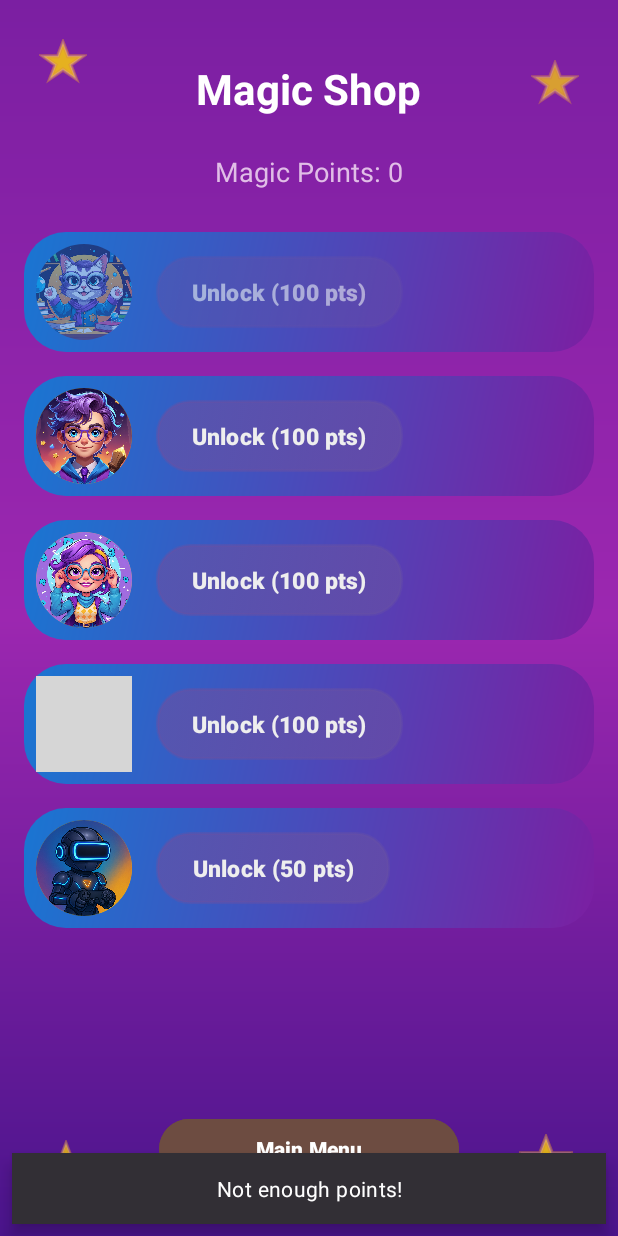
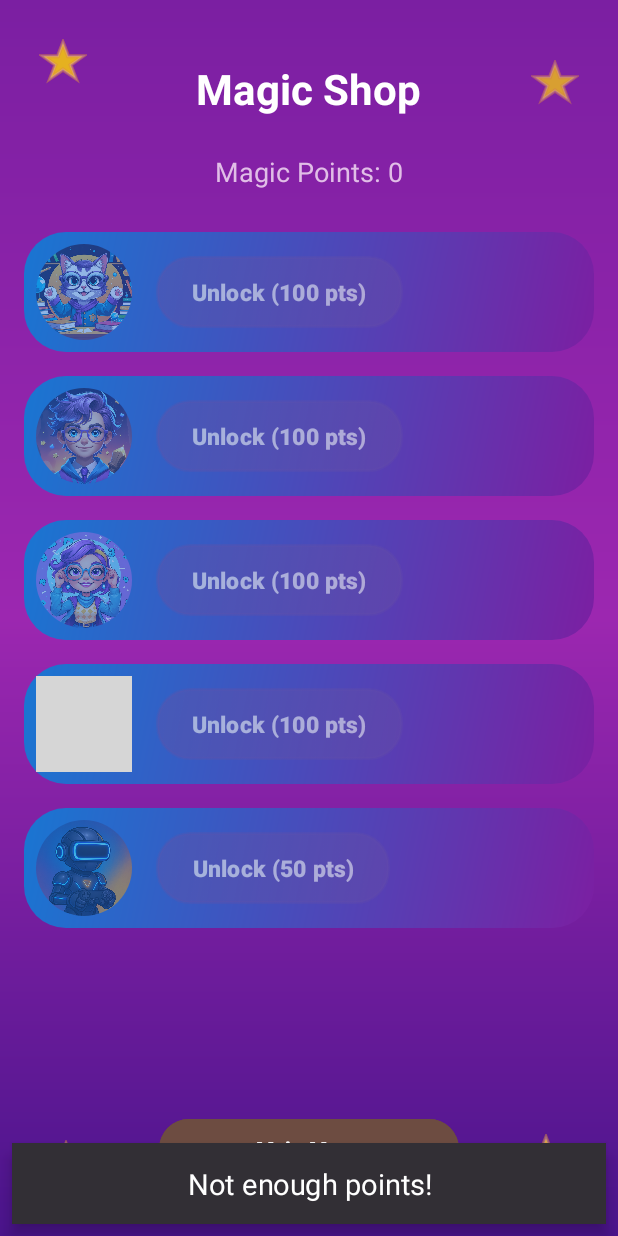
Before and after one commit to Ornella-Gigante/Math-Magic, an Android app: the MagicShopActivity screen opened directly, with no data from a screen before it, after a tap on "Avatar 1", on a phone screen of 412 x 824 dp. Run offline under Robolectric (Android 15) with nearby library versions, the phone set to English and light mode, and no system bars; grey boxes are pictures that could not be loaded.

Commit message:
feat: enable unlocking and feedback for all avatars in MagicShopActivity

```diff
--- a/app/src/main/java/es/nellagames/myapplication/MagicShopActivity.java
+++ b/app/src/main/java/es/nellagames/myapplication/MagicShopActivity.java
@@ -14,10 +14,10 @@ import androidx.appcompat.app.AppCompatActivity;
 public class MagicShopActivity extends AppCompatActivity {
 
     private int magicPoints;
-    private boolean avatar1Unlocked;
+    private boolean avatar1Unlocked, avatar2Unlocked, avatar3Unlocked, avatar4Unlocked, avatar5Unlocked;
     private TextView pointsView;
-    private Button unlockAvatar1;
-    private ImageView avatar1;
+    private Button unlockAvatar1, unlockAvatar2, unlockAvatar3, unlockAvatar4, unlockAvatar5;
+    private ImageView avatar1, avatar2, avatar3, avatar4, avatar5;
     private MediaPlayer magicShopPlayer;
 
     @Override
@@ -31,64 +31,88 @@ public class MagicShopActivity extends AppCompatActivity {
 
         pointsView = findViewById(R.id.text_points);
         unlockAvatar1 = findViewById(R.id.button_unlock_avatar1);
+        unlockAvatar2 = findViewById(R.id.button_unlock_avatar2);
+        unlockAvatar3 = findViewById(R.id.button_unlock_avatar3);
+        unlockAvatar4 = findViewById(R.id.button_unlock_avatar4);
+        unlockAvatar5 = findViewById(R.id.button_unlock_avatar5);
         avatar1 = findViewById(R.id.avatar1);
+        avatar2 = findViewById(R.id.avatar2);
+        avatar3 = findViewById(R.id.avatar3);
+        avatar4 = findViewById(R.id.avatar4);
+        avatar5 = findViewById(R.id.avatar5);
 
         Button mainMenuButton = findViewById(R.id.button_main_menu);
-        mainMenuButton.setOnClickListener(new View.OnClickListener() {
-            @Override
-            public void onClick(View v) {
+        mainMenuButton.setOnClickListener(v -> {
             Intent intent = new Intent(MagicShopActivity.this, MainActivity.class);
             startActivity(intent);
             finish();
-            }
         });
 
         refreshShop();
 
-        // Listener for avatar image tap
-        avatar1.setOnClickListener(new View.OnClickListener() {
-            @Override
-            public void onClick(View v) {
-                handleUnlock(v);
-            }
-        });
+        avatar1.setOnClickListener(v -> unlockAvatar(1, 100, v));
+        avatar2.setOnClickListener(v -> unlockAvatar(2, 100, v));
+        avatar3.setOnClickListener(v -> unlockAvatar(3, 100, v));
+        avatar4.setOnClickListener(v -> unlockAvatar(4, 100, v));
+        avatar5.setOnClickListener(v -> unlockAvatar(5, 50, v));
 
-        // Listener for unlock button tap
-        unlockAvatar1.setOnClickListener(new View.OnClickListener() {
-            @Override
-            public void onClick(View v) {
-                handleUnlock(v);
-            }
-        });
+        unlockAvatar1.setOnClickListener(v -> unlockAvatar(1, 100, v));
+        unlockAvatar2.setOnClickListener(v -> unlockAvatar(2, 100, v));
+        unlockAvatar3.setOnClickListener(v -> unlockAvatar(3, 100, v));
+        unlockAvatar4.setOnClickListener(v -> unlockAvatar(4, 100, v));
+        unlockAvatar5.setOnClickListener(v -> unlockAvatar(5, 50, v));
     }
 
-    private void handleUnlock(View v) {
-        if (magicPoints >= 100 && !avatar1Unlocked) {
-            magicPoints -= 100;
-            avatar1Unlocked = true;
+    private void unlockAvatar(int avatarIndex, int cost, View v) {
+        if (magicPoints >= cost && !isAvatarUnlocked(avatarIndex)) {
+            magicPoints -= cost;
+            setAvatarUnlocked(avatarIndex, true);
             SharedPreferences prefs = getSharedPreferences("math_magic_prefs", MODE_PRIVATE);
             prefs.edit()
                     .putInt("magic_points", magicPoints)
-                    .putBoolean("avatar1_unlocked", true)
+                    .putBoolean(getAvatarKey(avatarIndex), true)
                     .apply();
             refreshShop();
-            Snackbar snackbar = Snackbar.make(v, "Avatar unlocked!", Snackbar.LENGTH_LONG);
+            showSnackbar(v, "Avatar unlocked!", true);
+        } else if (!isAvatarUnlocked(avatarIndex)) {
+            showSnackbar(v, "Not enough points!", false);
+        }
+    }
+
+    private boolean isAvatarUnlocked(int idx) {
+        switch (idx) {
+            case 1: return avatar1Unlocked;
+            case 2: return avatar2Unlocked;
+            case 3: return avatar3Unlocked;
+            case 4: return avatar4Unlocked;
+            case 5: return avatar5Unlocked;
+            default: return false;
+        }
+    }
+
+    private void setAvatarUnlocked(int idx, boolean unlocked) {
+        switch (idx) {
+            case 1: avatar1Unlocked = unlocked; break;
+            case 2: avatar2Unlocked = unlocked; break;
+            case 3: avatar3Unlocked = unlocked; break;
+            case 4: avatar4Unlocked = unlocked; break;
+            case 5: avatar5Unlocked = unlocked; break;
+        }
+    }
+
+    private String getAvatarKey(int idx) {
+        return "avatar" + idx + "_unlocked";
+    }
+
+    private void showSnackbar(View v, String message, boolean success) {
+        Snackbar snackbar = Snackbar.make(v, message, Snackbar.LENGTH_LONG);
         View sbView = snackbar.getView();
-            sbView.setBackgroundColor(0xFF43EA7F); // Green
+        sbView.setBackgroundColor(success ? 0xFF43EA7F : 0xFFE53935);
         TextView text = sbView.findViewById(com.google.android.material.R.id.snackbar_text);
         text.setTextColor(0xFFFFFFFF);
         text.setTextAlignment(View.TEXT_ALIGNMENT_CENTER);
         text.setTextSize(19f);
         snackbar.show();
-        } else if (!avatar1Unlocked) {
-            Snackbar snackbar = Snackbar.make(v, "Not enough points!", Snackbar.LENGTH_SHORT);
-            View sbView = snackbar.getView();
-            sbView.setBackgroundColor(0xFFE53935); // Red
-            TextView text = sbView.findViewById(com.google.android.material.R.id.snackbar_text);
-            text.setTextColor(0xFFFFFFFF);
-            text.setTextAlignment(View.TEXT_ALIGNMENT_CENTER);
-            snackbar.show();
-        }
     }
 
     @Override
@@ -121,18 +145,31 @@ public class MagicShopActivity extends AppCompatActivity {
         SharedPreferences prefs = getSharedPreferences("math_magic_prefs", MODE_PRIVATE);
         magicPoints = prefs.getInt("magic_points", 0);
         avatar1Unlocked = prefs.getBoolean("avatar1_unlocked", false);
+        avatar2Unlocked = prefs.getBoolean("avatar2_unlocked", false);
+        avatar3Unlocked = prefs.getBoolean("avatar3_unlocked", false);
+        avatar4Unlocked = prefs.getBoolean("avatar4_unlocked", false);
+        avatar5Unlocked = prefs.getBoolean("avatar5_unlocked", false);
 
         pointsView.setText("Magic Points: " + magicPoints);
-        if (avatar1Unlocked) {
-            unlockAvatar1.setEnabled(false);
-            unlockAvatar1.setAlpha(1.0f);
-            unlockAvatar1.setText("Unlocked!");
-            avatar1.setAlpha(1.0f);
+
+        updateAvatarUI(avatar1, unlockAvatar1, avatar1Unlocked, "Unlock (100 pts)", 100);
+        updateAvatarUI(avatar2, unlockAvatar2, avatar2Unlocked, "Unlock (100 pts)", 100);
+        updateAvatarUI(avatar3, unlockAvatar3, avatar3Unlocked, "Unlock (100 pts)", 100);
+        updateAvatarUI(avatar4, unlockAvatar4, avatar4Unlocked, "Unlock (100 pts)", 100);
+        updateAvatarUI(avatar5, unlockAvatar5, avatar5Unlocked, "Unlock (50 pts)", 50);
+    }
+
+    private void updateAvatarUI(ImageView avatar, Button button, boolean unlocked, String unlockText, int cost) {
+        if (unlocked) {
+            button.setEnabled(false);
+            button.setAlpha(1.0f);
+            button.setText("Unlocked!");
+            avatar.setAlpha(1.0f);
         } else {
-            unlockAvatar1.setEnabled(true);
-            unlockAvatar1.setAlpha(0.6f); // Slightly dimmed
-            unlockAvatar1.setText("Unlock (100 pts)");
-            avatar1.setAlpha(0.5f);
+            button.setEnabled(true);
+            button.setAlpha(0.6f);
+            button.setText(unlockText);
+            avatar.setAlpha(0.5f);
         }
     }
 }
```
Lines whose indentation alone changed are shown as unchanged.
